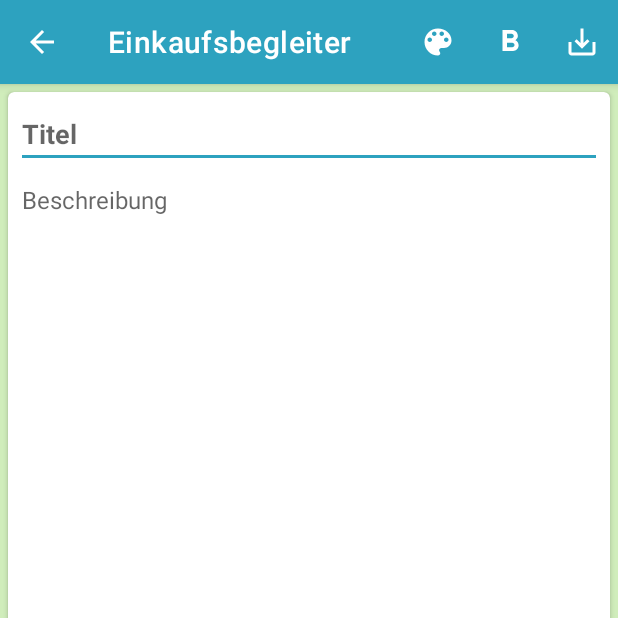
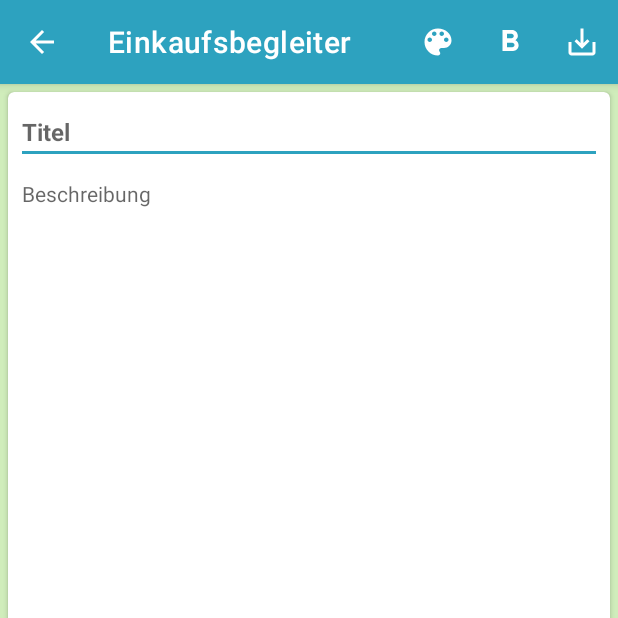
Before and after one commit to samsonalexandre/Check-It-Off, an Android app: the NewNoteActivity screen opened directly, with no data from a screen before it, on a phone screen of 412 x 824 dp, the top half of it. Run offline under Robolectric (Android 15) with nearby library versions, the phone set to English and light mode, and no system bars.

Commit message:
Notizstil ändern Fertig

```diff
--- a/app/src/main/java/com/example/einkaufsbegleiter/activities/NewNoteActivity.kt
+++ b/app/src/main/java/com/example/einkaufsbegleiter/activities/NewNoteActivity.kt
@@ -1,8 +1,9 @@
 package com.example.einkaufsbegleiter.activities
 
+import android.annotation.SuppressLint
 import android.content.Intent
+import android.content.SharedPreferences
 import android.graphics.Typeface
-import androidx.appcompat.app.AppCompatActivity
 import android.os.Bundle
 import android.text.Spannable
 import android.text.style.ForegroundColorSpan
@@ -13,7 +14,10 @@ import android.view.MenuItem
 import android.view.View
 import android.view.animation.Animation
 import android.view.animation.AnimationUtils
+import android.widget.EditText
+import androidx.appcompat.app.AppCompatActivity
 import androidx.core.content.ContextCompat
+import androidx.preference.PreferenceManager
 import com.example.einkaufsbegleiter.R
 import com.example.einkaufsbegleiter.databinding.ActivityNewNoteBinding
 import com.example.einkaufsbegleiter.entities.NoteItem
@@ -21,42 +25,34 @@ import com.example.einkaufsbegleiter.fragments.NoteFragment
 import com.example.einkaufsbegleiter.utils.HtmlManager
 import com.example.einkaufsbegleiter.utils.MyTouchListener
 import com.example.einkaufsbegleiter.utils.TimeManager
-import java.io.Serializable
-import java.text.SimpleDateFormat
-import java.util.Calendar
-import java.util.Locale
 
 // Diese Klasse repräsentiert die Aktivität zum Erstellen einer neuen Notiz.
 class NewNoteActivity : AppCompatActivity() {
 
     private lateinit var binding: ActivityNewNoteBinding
     private var note: NoteItem? = null
+    private var pref: SharedPreferences? = null
+
 
     // Diese Funktion wird aufgerufen, wenn die Aktivität erstellt wird.
     override fun onCreate(savedInstanceState: Bundle?) {
         super.onCreate(savedInstanceState)
         binding = ActivityNewNoteBinding.inflate(layoutInflater)
         setContentView(binding.root)
-
-        // Hier werden die Einstellungen für die Action Bar festgelegt.
         actionBarSettings()
-        // Holt die Notizdaten, falls vorhanden.
+        init()
+        setTextSize()
         getNote()
-        // Initialisiert die Farbauswahl für den Text.
-        Companion.init(this)
-        // Setzt den OnClickListener für die Farbauswahl-Buttons.
         onClickColorPicker()
+        actionMenuCallback()
     }
 
 
-
-    // Statische Funktion zum Initialisieren der Farbauswahl.
-    companion object {
-        @Suppress("ClickableViewAccessibility")
-        private fun init(newNoteActivity: NewNoteActivity) {
-            newNoteActivity.binding.colorPicker.setOnTouchListener(MyTouchListener())
+        @SuppressLint("ClickableViewAccessibility")
+        private fun init() {
+            binding.colorPicker.setOnTouchListener(MyTouchListener())
+            pref = PreferenceManager.getDefaultSharedPreferences(this)
         }
-    }
 
     // Diese Funktion behandelt den Klick auf die Farbauswahl-Buttons.
     private fun onClickColorPicker() = with(binding) {
@@ -238,4 +234,39 @@ class NewNoteActivity : AppCompatActivity() {
         binding.colorPicker.startAnimation(openAnim)
     }
 
+    private fun actionMenuCallback(){
+        val actionCallback = object : ActionMode.Callback{
+            override fun onCreateActionMode(mode: ActionMode?, menu: Menu?): Boolean {
+                menu?.clear()
+                return true
+            }
+
+            override fun onPrepareActionMode(mode: ActionMode?, menu: Menu?): Boolean {
+                menu?.clear()
+                return true
+            }
+
+            override fun onActionItemClicked(mode: ActionMode?, item: MenuItem?): Boolean {
+                return true
+            }
+
+            override fun onDestroyActionMode(mode: ActionMode?) {
+
+            }
+
+        }
+        binding.edDescription.customSelectionActionModeCallback = actionCallback
+    }
+
+
+
+    private fun setTextSize() = with(binding) {
+        edTitle.setTextSize(pref?.getString("title_size_key", "16"))
+        edDescription.setTextSize(pref?.getString("content_size_key", "14"))
+    }
+
+    private fun EditText.setTextSize(size: String?) {
+        if (size != null) this.textSize = size.toFloat()
+    }
+
 }
--- a/app/src/main/res/xml/settings_preference.xml
+++ b/app/src/main/res/xml/settings_preference.xml
@@ -13,7 +13,7 @@
             app:useSimpleSummaryProvider="true"
             android:title="@string/chose_note_style" />
         <ListPreference
-            android:defaultValue="hh:mm:ss - yyyy/MM/dd"
+            android:defaultValue="hh:mm:ss - dd.MM.yyyy"
             android:entries="@array/time_format_array"
             android:entryValues="@array/time_format_values"
             android:key="time_format_key"
```
Also changed, not shown: app/src/main/java/com/example/einkaufsbegleiter/activities/MainActivity.kt (+21 -1 lines), app/src/main/java/com/example/einkaufsbegleiter/db/NoteAdapter.kt (+6 -4 lines), app/src/main/java/com/example/einkaufsbegleiter/fragments/NoteFragment.kt (+17 -2 lines), app/src/main/java/com/example/einkaufsbegleiter/settings/SettingsActivity.kt (+13 -0 lines), app/src/main/java/com/example/einkaufsbegleiter/utils/TimeManager.kt (+15 -1 lines).
